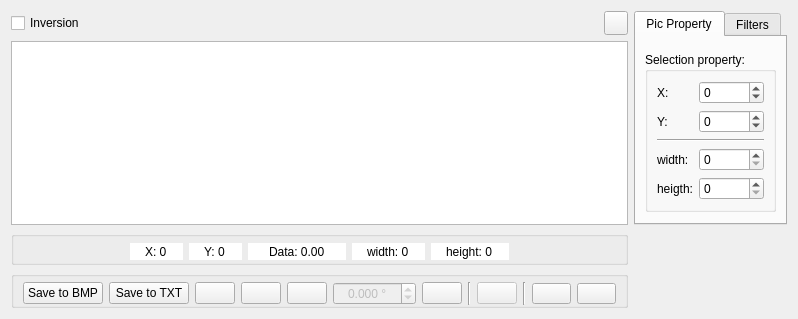
First picture: the form in viewer/viewer.ui, repository verbkinm/WTF_Viewer, before the edit.
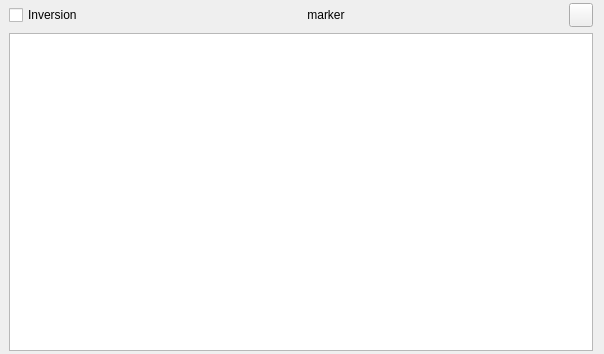
Second picture: the form after the edit. Icons and pictures are not drawn. Custom widgets are drawn as their Qt base class.

Commit message: 0.9.8.3 1. ревью кода, вынесены в отдельные классы viewer_button_panel, viewer_data_panel, pix_filter_panel.cpp. 2. Вышеописаные панели не содержатся в памяти при их скрытии 3. Заметно уменьшилось потребление RAM.

Diff of the .ui file:
```diff
--- a/viewer/viewer.ui
+++ b/viewer/viewer.ui
@@ -6,796 +6,138 @@
    <rect>
     <x>0</x>
     <y>0</y>
-    <width>694</width>
-    <height>295</height>
+    <width>604</width>
+    <height>354</height>
    </rect>
   </property>
   <property name="windowTitle">
    <string>Form</string>
   </property>
-  <layout class="QGridLayout" name="gridLayout" columnstretch="1,0,0,0">
-   <item row="1" column="0" colspan="3">
-    <widget class="QGraphicsView" name="graphicsView">
-     <property name="frameShape">
-      <enum>QFrame::StyledPanel</enum>
-     </property>
-     <property name="frameShadow">
-      <enum>QFrame::Sunken</enum>
-     </property>
-     <property name="midLineWidth">
-      <number>0</number>
-     </property>
-     <property name="backgroundBrush">
-      <brush brushstyle="SolidPattern">
-       <color alpha="255">
-        <red>200</red>
-        <green>200</green>
-        <blue>200</blue>
-       </color>
-      </brush>
-     </property>
-     <property name="foregroundBrush">
-      <brush brushstyle="NoBrush">
-       <color alpha="255">
-        <red>0</red>
-        <green>0</green>
-        <blue>0</blue>
-       </color>
-      </brush>
-     </property>
-     <property name="interactive">
-      <bool>true</bool>
-     </property>
-     <property name="sceneRect">
-      <rectf>
-       <x>0.000000000000000</x>
-       <y>0.000000000000000</y>
-       <width>0.000000000000000</width>
-       <height>0.000000000000000</height>
-      </rectf>
-     </property>
-     <property name="renderHints">
-      <set>QPainter::Antialiasing|QPainter::HighQualityAntialiasing|QPainter::SmoothPixmapTransform|QPainter::TextAntialiasing</set>
-     </property>
-     <property name="cacheMode">
-      <set>QGraphicsView::CacheNone</set>
-     </property>
-     <property name="transformationAnchor">
-      <enum>QGraphicsView::AnchorUnderMouse</enum>
-     </property>
-     <property name="resizeAnchor">
-      <enum>QGraphicsView::AnchorUnderMouse</enum>
-     </property>
-     <property name="viewportUpdateMode">
-      <enum>QGraphicsView::FullViewportUpdate</enum>
-     </property>
-     <property name="rubberBandSelectionMode">
-      <enum>Qt::IntersectsItemShape</enum>
-     </property>
-    </widget>
+  <layout class="QVBoxLayout" name="verticalLayout">
+   <property name="leftMargin">
+    <number>9</number>
+   </property>
+   <property name="topMargin">
+    <number>3</number>
+   </property>
+   <property name="bottomMargin">
+    <number>3</number>
+   </property>
+   <item>
+    <layout class="QHBoxLayout" name="layout_Invers_and_Setting_button" stretch="0,1,1">
+     <item>
+      <widget class="QCheckBox" name="inversion">
+       <property name="sizePolicy">
+        <sizepolicy hsizetype="Minimum" vsizetype="Fixed">
+         <horstretch>0</horstretch>
+         <verstretch>0</verstretch>
+        </sizepolicy>
+       </property>
+       <property name="toolTip">
+        <string>negative of  image</string>
+       </property>
+       <property name="text">
+        <string>Inversion</string>
+       </property>
+      </widget>
+     </item>
+     <item>
+      <widget class="QLabel" name="marker_label">
+       <property name="text">
+        <string>marker</string>
+       </property>
+       <property name="alignment">
+        <set>Qt::AlignCenter</set>
+       </property>
+      </widget>
+     </item>
+     <item>
+      <widget class="QPushButton" name="button_settings">
+       <property name="minimumSize">
+        <size>
+         <width>24</width>
+         <height>24</height>
+        </size>
+       </property>
+       <property name="maximumSize">
+        <size>
+         <width>24</width>
+         <height>24</height>
+        </size>
+       </property>
+       <property name="text">
+        <string/>
+       </property>
+      </widget>
+     </item>
+    </layout>
    </item>
-   <item row="2" column="0" colspan="3">
-    <widget class="QGroupBox" name="data_panel">
-     <property name="title">
-      <string/>
-     </property>
-     <property name="flat">
-      <bool>true</bool>
-     </property>
-     <layout class="QHBoxLayout" name="horizontalLayout_3">
-      <property name="topMargin">
-       <number>5</number>
-      </property>
-      <property name="bottomMargin">
-       <number>0</number>
-      </property>
-      <item>
-       <spacer name="horizontalSpacer_4">
-        <property name="orientation">
-         <enum>Qt::Horizontal</enum>
-        </property>
-        <property name="sizeHint" stdset="0">
-         <size>
-          <width>40</width>
-          <height>20</height>
-         </size>
-        </property>
-       </spacer>
-      </item>
-      <item>
-       <widget class="QSpinBox" name="x">
-        <property name="toolTip">
-         <string>X mouse position</string>
-        </property>
-        <property name="wrapping">
-         <bool>false</bool>
-        </property>
-        <property name="frame">
-         <bool>false</bool>
-        </property>
-        <property name="alignment">
-         <set>Qt::AlignCenter</set>
-        </property>
-        <property name="readOnly">
-         <bool>true</bool>
-        </property>
-        <property name="buttonSymbols">
-         <enum>QAbstractSpinBox::NoButtons</enum>
-        </property>
-        <property name="prefix">
-         <string>X: </string>
-        </property>
-        <property name="minimum">
-         <number>0</number>
-        </property>
-        <property name="maximum">
-         <number>65535</number>
-        </property>
-        <property name="value">
-         <number>0</number>
-        </property>
-       </widget>
-      </item>
-      <item>
-       <widget class="QSpinBox" name="y">
-        <property name="toolTip">
-         <string>Y mouse position</string>
-        </property>
-        <property name="wrapping">
-         <bool>false</bool>
-        </property>
-        <property name="frame">
-         <bool>false</bool>
-        </property>
-        <property name="alignment">
-         <set>Qt::AlignCenter</set>
-        </property>
-        <property name="readOnly">
-         <bool>true</bool>
-        </property>
-        <property name="buttonSymbols">
-         <enum>QAbstractSpinBox::NoButtons</enum>
-        </property>
-        <property name="prefix">
-         <string>Y: </string>
-        </property>
-        <property name="minimum">
-         <number>0</number>
-        </property>
-        <property name="maximum">
-         <number>65535</number>
-        </property>
-       </widget>
-      </item>
-      <item>
-       <widget class="QDoubleSpinBox" name="data">
-        <property name="toolTip">
-         <string>Data in &quot;pixel&quot;</string>
-        </property>
-        <property name="frame">
-         <bool>false</bool>
-        </property>
-        <property name="alignment">
-         <set>Qt::AlignCenter</set>
-        </property>
-        <property name="readOnly">
-         <bool>true</bool>
-        </property>
-        <property name="buttonSymbols">
-         <enum>QAbstractSpinBox::NoButtons</enum>
-        </property>
-        <property name="prefix">
-         <string>Data: </string>
-        </property>
-        <property name="minimum">
-         <double>-10000000000000000213204190094543968723012578712679649467743338496.000000000000000</double>
-        </property>
-        <property name="maximum">
-         <double>9999999999999999932209486743616279764617084419440640.000000000000000</double>
-        </property>
-       </widget>
-      </item>
-      <item>
-       <widget class="QSpinBox" name="width">
-        <property name="toolTip">
-         <string>width of picture</string>
-        </property>
-        <property name="wrapping">
-         <bool>true</bool>
-        </property>
-        <property name="frame">
-         <bool>false</bool>
-        </property>
-        <property name="alignment">
-         <set>Qt::AlignCenter</set>
-        </property>
-        <property name="readOnly">
-         <bool>true</bool>
-        </property>
-        <property name="buttonSymbols">
-         <enum>QAbstractSpinBox::NoButtons</enum>
-        </property>
-        <property name="prefix">
-         <string>width: </string>
-        </property>
-        <property name="minimum">
-         <number>0</number>
-        </property>
-        <property name="maximum">
-         <number>65535</number>
-        </property>
-       </widget>
-      </item>
-      <item>
-       <widget class="QSpinBox" name="heigth">
-        <property name="toolTip">
-         <string>height of picture</string>
-        </property>
-        <property name="frame">
-         <bool>false</bool>
-        </property>
-        <property name="alignment">
-         <set>Qt::AlignCenter</set>
-        </property>
-        <property name="readOnly">
-         <bool>true</bool>
-        </property>
-        <property name="buttonSymbols">
-         <enum>QAbstractSpinBox::NoButtons</enum>
-        </property>
-        <property name="showGroupSeparator" stdset="0">
-         <bool>false</bool>
-        </property>
-        <property name="prefix">
-         <string>height: </string>
-        </property>
-        <property name="maximum">
-         <number>65535</number>
-        </property>
-       </widget>
-      </item>
-      <item>
-       <spacer name="horizontalSpacer_3">
-        <property name="orientation">
-         <enum>Qt::Horizontal</enum>
-        </property>
-        <property name="sizeHint" stdset="0">
-         <size>
-          <width>40</width>
-          <height>20</height>
-         </size>
-        </property>
-       </spacer>
-      </item>
-     </layout>
-    </widget>
-   </item>
-   <item row="3" column="0" colspan="3">
-    <widget class="QGroupBox" name="button_panel">
-     <property name="enabled">
-      <bool>true</bool>
-     </property>
-     <property name="title">
-      <string/>
-     </property>
-     <property name="alignment">
-      <set>Qt::AlignCenter</set>
-     </property>
-     <property name="flat">
-      <bool>true</bool>
-     </property>
-     <property name="checkable">
-      <bool>false</bool>
-     </property>
-     <layout class="QHBoxLayout" name="horizontalLayout">
-      <property name="topMargin">
-       <number>5</number>
-      </property>
-      <property name="bottomMargin">
-       <number>0</number>
-      </property>
-      <item>
-       <widget class="QPushButton" name="save_bmp">
-        <property name="enabled">
-         <bool>true</bool>
-        </property>
-        <property name="toolTip">
-         <string>save picture to BMP file</string>
-        </property>
-        <property name="text">
-         <string>Save to BMP</string>
-        </property>
-       </widget>
-      </item>
-      <item>
-       <widget class="QPushButton" name="save_txt">
-        <property name="enabled">
-         <bool>true</bool>
-        </property>
-        <property name="toolTip">
-         <string>save picture to TXT file</string>
-        </property>
-        <property name="text">
-         <string>Save to TXT</string>
-        </property>
-       </widget>
-      </item>
-      <item>
-       <spacer name="horizontalSpacer">
-        <property name="orientation">
-         <enum>Qt::Horizontal</enum>
-        </property>
-        <property name="sizeHint" stdset="0">
-         <size>
-          <width>40</width>
-          <height>20</height>
-         </size>
-        </property>
-       </spacer>
-      </item>
-      <item>
-       <widget class="QPushButton" name="horizontal_mirror">
-        <property name="enabled">
-         <bool>true</bool>
-        </property>
-        <property name="toolTip">
-         <string>horizontal_mirror</string>
-        </property>
-        <property name="text">
-         <string/>
-        </property>
-        <property name="icon">
-         <iconset resource="../img.qrc">
-          <normaloff>:/horizontal</normaloff>:/horizontal</iconset>
-        </property>
-       </widget>
-      </item>
-      <item>
-       <widget class="QPushButton" name="vertical_mirror">
-        <property name="enabled">
-         <bool>true</bool>
-        </property>
-        <property name="toolTip">
-         <string>vertical_mirror</string>
-        </property>
-        <property name="text">
-         <string/>
-        </property>
-        <property name="icon">
-         <iconset resource="../img.qrc">
-          <normaloff>:/vertical</normaloff>:/vertical</iconset>
-        </property>
-       </widget>
-      </item>
-      <item>
-       <widget class="QPushButton" name="rotate_plus">
-        <property name="enabled">
-         <bool>true</bool>
-        </property>
-        <property name="toolTip">
-         <string>+90º</string>
-        </property>
-        <property name="text">
-         <string/>
-        </property>
-        <property name="icon">
-         <iconset resource="../img.qrc">
-          <normaloff>:/rotate_plus</normaloff>:/rotate_plus</iconset>
-        </property>
-       </widget>
-      </item>
-      <item>
-       <widget class="QDoubleSpinBox" name="angle">
-        <property name="enabled">
-         <bool>false</bool>
-        </property>
-        <property name="wrapping">
-         <bool>false</bool>
-        </property>
-        <property name="frame">
-         <bool>true</bool>
-        </property>
-        <property name="alignment">
-         <set>Qt::AlignCenter</set>
-        </property>
-        <property name="specialValueText">
-         <string/>
-        </property>
-        <property name="suffix">
-         <string> °</string>
-        </property>
-        <property name="decimals">
-         <number>3</number>
-        </property>
-        <property name="minimum">
-         <double>-360.000000000000000</double>
-        </property>
-        <property name="maximum">
-         <double>360.000000000000000</double>
-        </property>
-        <property name="singleStep">
-         <double>0.100000000000000</double>
-        </property>
-       </widget>
-      </item>
-      <item>
-       <widget class="QPushButton" name="rotate_minus">
-        <property name="enabled">
-         <bool>true</bool>
-        </property>
-        <property name="toolTip">
-         <string>-90º</string>
-        </property>
-        <property name="text">
-         <string/>
-        </property>
-        <property name="icon">
-         <iconset resource="../img.qrc">
-          <normaloff>:/rotate_minus</normaloff>:/rotate_minus</iconset>
-        </property>
-       </widget>
-      </item>
-      <item>
-       <widget class="Line" name="line_4">
-        <property name="orientation">
-         <enum>Qt::Vertical</enum>
-        </property>
-       </widget>
-      </item>
-      <item>
-       <widget class="QPushButton" name="reset_transform">
-        <property name="enabled">
-         <bool>false</bool>
-        </property>
-        <property name="toolTip">
-         <string>reset transformation</string>
-        </property>
-        <property name="text">
-         <string/>
-        </property>
-        <property name="icon">
-         <iconset resource="../img.qrc">
-          <normaloff>:/reset</normaloff>:/reset</iconset>
-        </property>
-       </widget>
-      </item>
-      <item>
-       <widget class="Line" name="line_2">
-        <property name="orientation">
-         <enum>Qt::Vertical</enum>
-        </property>
-       </widget>
-      </item>
-      <item>
-       <widget class="QPushButton" name="scaled_plus">
-        <property name="enabled">
-         <bool>true</bool>
-        </property>
-        <property name="font">
-         <font>
-          <pointsize>8</pointsize>
-          <weight>50</weight>
-          <bold>false</bold>
-         </font>
-        </property>
-        <property name="toolTip">
-         <string>scale +1.1</string>
-        </property>
-        <property name="text">
-         <string/>
-        </property>
-        <property name="icon">
-         <iconset resource="../img.qrc">
-          <normaloff>:/plus</normaloff>:/plus</iconset>
-        </property>
-       </widget>
-      </item>
-      <item>
-       <widget class="QPushButton" name="scaled_minus">
-        <property name="enabled">
-         <bool>true</bool>
-        </property>
-        <property name="font">
-         <font>
-          <pointsize>8</pointsize>
-         </font>
-        </property>
-        <property name="toolTip">
-         <string>scale -1.1</string>
-        </property>
-        <property name="text">
-         <string/>
-        </property>
-        <property name="icon">
-         <iconset resource="../img.qrc">
-          <normaloff>:/minus</normaloff>:/minus</iconset>
-        </property>
-       </widget>
-      </item>
-      <item>
-       <spacer name="horizontalSpacer_2">
-        <property name="orientation">
-         <enum>Qt::Horizontal</enum>
-        </property>
-        <property name="sizeHint" stdset="0">
-         <size>
-          <width>40</width>
-          <height>20</height>
-         </size>
-        </property>
-       </spacer>
-      </item>
-     </layout>
-    </widget>
-   </item>
-   <item row="0" column="3" rowspan="2">
-    <widget class="QTabWidget" name="tabWidgetRight">
-     <property name="maximumSize">
-      <size>
-       <width>16777215</width>
-       <height>16777215</height>
-      </size>
-     </property>
-     <property name="tabPosition">
-      <enum>QTabWidget::North</enum>
-     </property>
-     <property name="tabShape">
-      <enum>QTabWidget::Rounded</enum>
-     </property>
-     <property name="currentIndex">
-      <number>0</number>
-     </property>
-     <property name="movable">
-      <bool>false</bool>
-     </property>
-     <widget class="QWidget" name="twrProperty">
-      <attribute name="title">
-       <string>Pic Property</string>
-      </attribute>
-      <layout class="QVBoxLayout" name="verticalLayout_5">
-       <item>
-        <widget class="ToolsPanel" name="edit_panel" native="true"/>
-       </item>
-       <item>
-        <widget class="QGroupBox" name="data_panel_selection">
-         <property name="enabled">
-          <bool>true</bool>
-         </property>
-         <property name="title">
-          <string>Selection property:</string>
-         </property>
-         <layout class="QGridLayout" name="gridLayout_2">
-          <item row="0" column="1">
-           <widget class="QSpinBox" name="x_selection">
-            <property name="toolTip">
-             <string>X cordinate of frame</string>
-            </property>
-            <property name="wrapping">
-             <bool>false</bool>
-            </property>
-            <property name="readOnly">
-             <bool>false</bool>
-            </property>
-            <property name="buttonSymbols">
-             <enum>QAbstractSpinBox::UpDownArrows</enum>
-            </property>
-            <property name="specialValueText">
-             <string/>
-            </property>
-            <property name="showGroupSeparator" stdset="0">
-             <bool>false</bool>
-            </property>
-            <property name="suffix">
-             <string/>
-            </property>
-            <property name="minimum">
-             <number>-65535</number>
-            </property>
-            <property name="maximum">
-             <number>65535</number>
-            </property>
-           </widget>
-          </item>
-          <item row="3" column="1">
-           <widget class="QSpinBox" name="width_selection">
-            <property name="toolTip">
-             <string>width of frame</string>
-            </property>
-            <property name="frame">
-             <bool>true</bool>
-            </property>
-            <property name="readOnly">
-             <bool>false</bool>
-            </property>
-            <property name="minimum">
-             <number>0</number>
-            </property>
-            <property name="maximum">
-             <number>65535</number>
-            </property>
-            <property name="singleStep">
-             <number>1</number>
-            </property>
-            <property name="value">
-             <number>0</number>
-            </property>
-           </widget>
-          </item>
-          <item row="4" column="1">
-           <widget class="QSpinBox" name="heigth_selection">
-            <property name="toolTip">
-             <string>height of frame</string>
-            </property>
-            <property name="readOnly">
-             <bool>false</bool>
-            </property>
-            <property name="accelerated">
-             <bool>false</bool>
-            </property>
-            <property name="showGroupSeparator" stdset="0">
-             <bool>false</bool>
-            </property>
-            <property name="minimum">
-             <number>0</number>
-            </property>
-            <property name="maximum">
-             <number>65535</number>
-            </property>
-            <property name="singleStep">
-             <number>1</number>
-            </property>
-            <property name="value">
-             <number>0</number>
-            </property>
-           </widget>
-          </item>
-          <item row="1" column="0">
-           <widget class="QLabel" name="label_9">
-            <property name="text">
-             <string>Y:</string>
-            </property>
-           </widget>
-          </item>
-          <item row="1" column="1">
-           <widget class="QSpinBox" name="y_selection">
-            <property name="toolTip">
-             <string>Y cordinate of frame</string>
-            </property>
-            <property name="readOnly">
-             <bool>false</bool>
-            </property>
-            <property name="minimum">
-             <number>-65535</number>
-            </property>
-            <property name="maximum">
-             <number>65535</number>
-            </property>
-           </widget>
-          </item>
-          <item row="2" column="0" colspan="2">
-           <widget class="Line" name="line_3">
-            <property name="orientation">
-             <enum>Qt::Horizontal</enum>
-            </property>
-           </widget>
-          </item>
-          <item row="0" column="0">
-           <widget class="QLabel" name="label_7">
-            <property name="text">
-             <string>X:</string>
-            </property>
-           </widget>
-          </item>
-          <item row="3" column="0">
-           <widget class="QLabel" name="label_8">
-            <property name="text">
-             <string>width:</string>
-            </property>
-           </widget>
-          </item>
-          <item row="4" column="0">
-           <widget class="QLabel" name="label_6">
-            <property name="text">
-             <string>heigth:</string>
-            </property>
-           </widget>
-          </item>
-         </layout>
-        </widget>
-       </item>
-       <item>
-        <spacer name="verticalSpacer_2">
-         <property name="orientation">
-          <enum>Qt::Vertical</enum>
-         </property>
-         <property name="sizeHint" stdset="0">
-          <size>
-           <width>20</width>
-           <height>40</height>
-          </size>
-         </property>
-        </spacer>
-       </item>
-      </layout>
-     </widget>
-     <widget class="QWidget" name="twrFilter">
-      <attribute name="title">
-       <string>Filters</string>
-      </attribute>
-      <layout class="QVBoxLayout" name="verticalLayout_6">
-       <item>
-        <widget class="ClogFilterPanel" name="clogFilterPanel" native="true"/>
-       </item>
-       <item>
-        <spacer name="verticalSpacer">
-         <property name="orientation">
-          <enum>Qt::Vertical</enum>
-         </property>
-         <property name="sizeHint" stdset="0">
-          <size>
-           <width>116</width>
-           <height>15</height>
-          </size>
-         </property>
-        </spacer>
-       </item>
-      </layout>
-     </widget>
-    </widget>
-   </item>
-   <item row="0" column="0">
-    <widget class="QCheckBox" name="inversion">
-     <property name="sizePolicy">
-      <sizepolicy hsizetype="Minimum" vsizetype="Fixed">
-       <horstretch>0</horstretch>
-       <verstretch>0</verstretch>
-      </sizepolicy>
-     </property>
-     <property name="toolTip">
-      <string>negative of  image</string>
-     </property>
-     <property name="text">
-      <string>Inversion</string>
-     </property>
-    </widget>
-   </item>
-   <item row="0" column="2">
-    <widget class="QPushButton" name="button_settings">
-     <property name="minimumSize">
-      <size>
-       <width>24</width>
-       <height>24</height>
-      </size>
-     </property>
-     <property name="maximumSize">
-      <size>
-       <width>24</width>
-       <height>24</height>
-      </size>
-     </property>
-     <property name="text">
-      <string/>
-     </property>
-    </widget>
+   <item>
+    <layout class="QHBoxLayout" name="layout_graphicView_and_Pix_filter_panel">
+     <item>
+      <widget class="QGraphicsView" name="graphicsView">
+       <property name="frameShape">
+        <enum>QFrame::StyledPanel</enum>
+       </property>
+       <property name="frameShadow">
+        <enum>QFrame::Sunken</enum>
+       </property>
+       <property name="midLineWidth">
+        <number>0</number>
+       </property>
+       <property name="backgroundBrush">
+        <brush brushstyle="SolidPattern">
+         <color alpha="255">
+          <red>200</red>
+          <green>200</green>
+          <blue>200</blue>
+         </color>
+        </brush>
+       </property>
+       <property name="foregroundBrush">
+        <brush brushstyle="NoBrush">
+         <color alpha="255">
+          <red>0</red>
+          <green>0</green>
+          <blue>0</blue>
+         </color>
+        </brush>
+       </property>
+       <property name="interactive">
+        <bool>true</bool>
+       </property>
+       <property name="sceneRect">
+        <rectf>
+         <x>0.000000000000000</x>
+         <y>0.000000000000000</y>
+         <width>0.000000000000000</width>
+         <height>0.000000000000000</height>
+        </rectf>
+       </property>
+       <property name="renderHints">
+        <set>QPainter::Antialiasing|QPainter::HighQualityAntialiasing|QPainter::SmoothPixmapTransform|QPainter::TextAntialiasing</set>
+       </property>
+       <property name="cacheMode">
+        <set>QGraphicsView::CacheNone</set>
+       </property>
+       <property name="transformationAnchor">
+        <enum>QGraphicsView::AnchorUnderMouse</enum>
+       </property>
+       <property name="resizeAnchor">
+        <enum>QGraphicsView::AnchorUnderMouse</enum>
+       </property>
+       <property name="viewportUpdateMode">
+        <enum>QGraphicsView::FullViewportUpdate</enum>
+       </property>
+       <property name="rubberBandSelectionMode">
+        <enum>Qt::IntersectsItemShape</enum>
+       </property>
+      </widget>
+     </item>
+    </layout>
    </item>
   </layout>
  </widget>
- <customwidgets>
-  <customwidget>
-   <class>ClogFilterPanel</class>
-   <extends>QWidget</extends>
-   <header>../WTF_Viewer/viewer/clogfilterpanel.h</header>
-   <container>1</container>
-  </customwidget>
-  <customwidget>
-   <class>ToolsPanel</class>
-   <extends>QWidget</extends>
-   <header>../WTF_Viewer/viewer/toolspanel.h</header>
-   <container>1</container>
-  </customwidget>
- </customwidgets>
- <resources>
-  <include location="../img.qrc"/>
- </resources>
+ <resources/>
  <connections/>
 </ui>
```
The commit also changes 19 other files.
